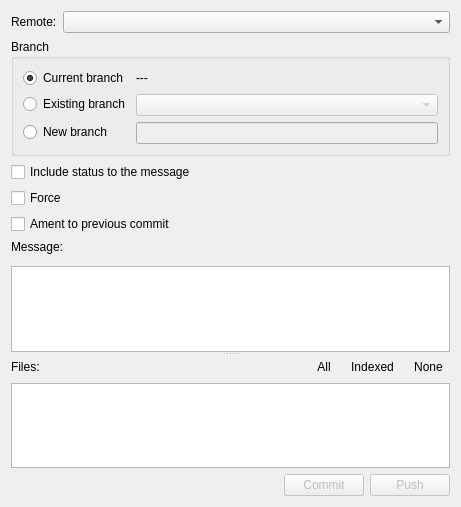
Above: src/dialogs/commitpushdialog.ui from HamedMasafi/GitKlient before the change. Below: the same form after it.
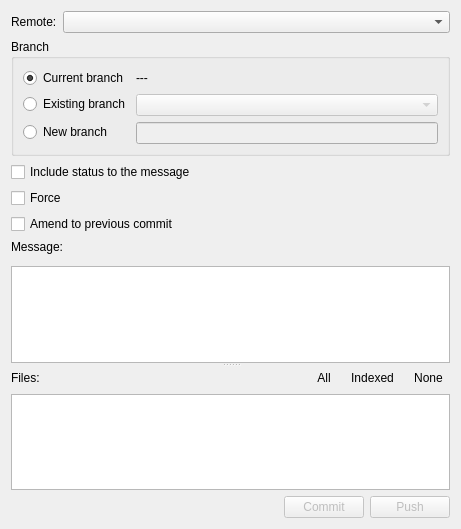
That is the form after the change. Custom widgets are drawn as their Qt base class.

The edit to the form file:
```diff
--- a/src/dialogs/commitpushdialog.ui
+++ b/src/dialogs/commitpushdialog.ui
@@ -7,7 +7,7 @@
     <x>0</x>
     <y>0</y>
     <width>461</width>
-    <height>507</height>
+    <height>529</height>
    </rect>
   </property>
   <property name="windowTitle">
@@ -108,7 +108,7 @@
       <string>&lt;html&gt;&lt;head/&gt;&lt;body&gt;&lt;p&gt;Replace the tip of the current branch by creating a new commit.&lt;/p&gt;&lt;p&gt;&lt;br/&gt;&lt;/p&gt;&lt;p&gt;&lt;a href=&quot;https://git-scm.com/docs/git-commit#Documentation/git-commit.txt---amend&quot;&gt;&lt;span style=&quot; text-decoration: underline; color:#2980b9;&quot;&gt;More info&lt;/span&gt;&lt;/a&gt;&lt;/p&gt;&lt;/body&gt;&lt;/html&gt;</string>
      </property>
      <property name="text">
-      <string>Ament to previous commit</string>
+      <string>Amend to previous commit</string>
      </property>
     </widget>
    </item>
```
